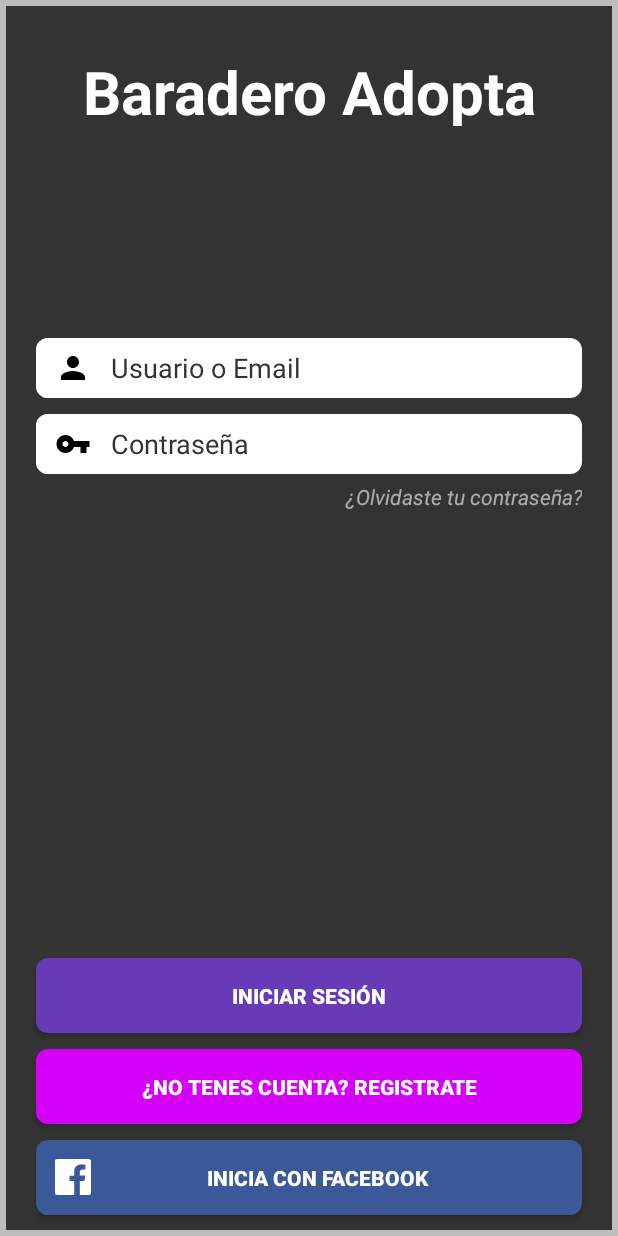
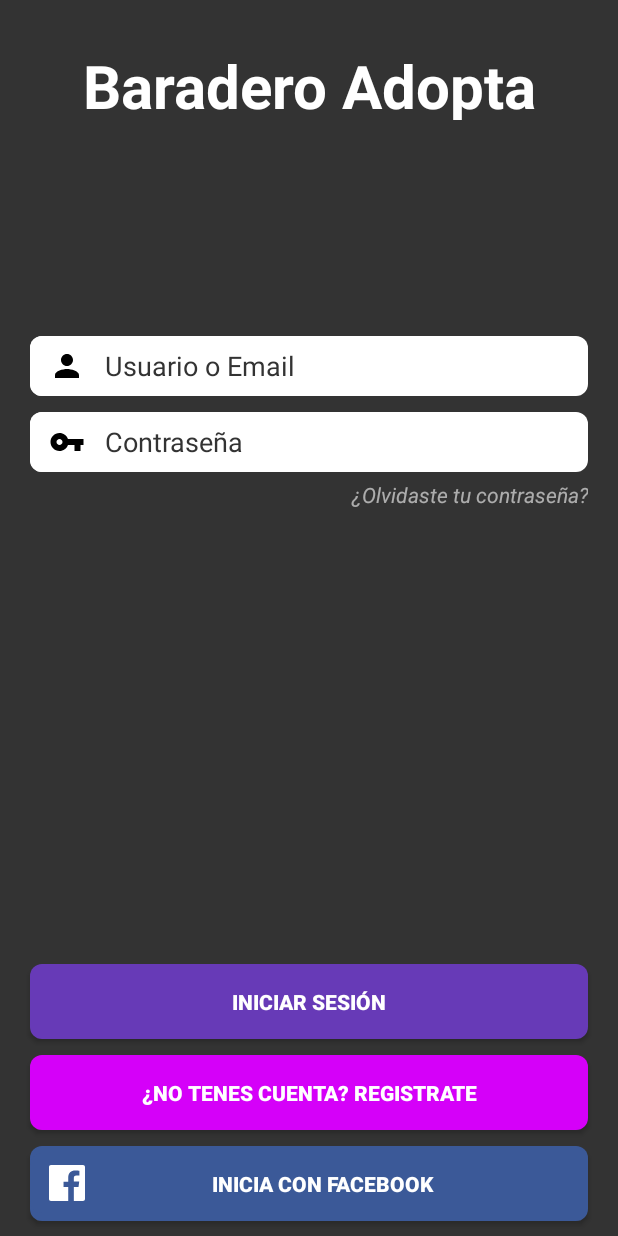
Before and after one commit to tumbichi/baradero-adopta, an Android app: the screen it shows after launch (LoginView), on a phone screen of 412 x 824 dp. Run offline under Robolectric (Android 15) with nearby library versions, the phone set to English and light mode, and no system bars; our stand-ins replace ButterKnife, Firebase (no records; nobody signed in at launch, a user with empty details on screens opened directly); libraries missing offline, so code that uses them is left out: com.facebook, com.facebook.login; plain views replace LoginButton; 1 statement that could not run was skipped.

Commit message:
Arreglos de bugs y correcciones de codigo

```diff
--- a/app/build.gradle
+++ b/app/build.gradle
@@ -6,8 +6,8 @@ android {
     compileSdkVersion 29
     defaultConfig {
         applicationId "com.pity.appperros1"
-        minSdkVersion 21
-        targetSdkVersion 28
+        minSdkVersion 19
+        targetSdkVersion 29
         versionCode 1
         versionName "1.0"
         testInstrumentationRunner "androidx.test.runner.AndroidJUnitRunner"
--- a/app/src/main/java/com/pity/appperros1/data/interactor/implementation/LoginIteractor.java
+++ b/app/src/main/java/com/pity/appperros1/data/interactor/implementation/LoginIteractor.java
@@ -114,7 +114,7 @@ public class LoginIteractor implements ILoginInteractor {
 
     @Override
     public boolean isUserLogged() {
-        return mRepository.currentFirebaseUser() != null && mRepository.getLoggedUser() != null;
+        return mRepository.currentFirebaseUser() != null;
     }
 
 }
--- a/app/src/main/java/com/pity/appperros1/data/repository/interfaces/IUserRepository.java
+++ b/app/src/main/java/com/pity/appperros1/data/repository/interfaces/IUserRepository.java
@@ -32,8 +32,9 @@ public interface IUserRepository {
         void onUserAttached(Usuario user);
     }
 
-
+    void setLoggedUser(Usuario user);
     Usuario getLoggedUser();
+    void getLoggedUser(CallbackQueryUser callbackQueryUser);
     void getServerToken(Context context, IInicioView view);
     void attachLoggedUser(String currentUserID, String token, CallbackAttachUser callbackAttachUser);
     void persistNewUserOnDatabase(Usuario newUser, CallbackUserUpdate callback);
--- a/app/src/main/java/com/pity/appperros1/ui/login/LoginPresenter.java
+++ b/app/src/main/java/com/pity/appperros1/ui/login/LoginPresenter.java
@@ -65,10 +65,8 @@ public class LoginPresenter extends BasePresenter<ILoginView> implements ILoginP
                     }
                 }
             });
-        }else{
-            mCallbackManager = CallbackManager.Factory.create();
         }
-
+        mCallbackManager = CallbackManager.Factory.create();
 
     }
 
@@ -110,7 +108,7 @@ public class LoginPresenter extends BasePresenter<ILoginView> implements ILoginP
             public void onFailed(String error) {
                 if (isViewAttached()){
                     mView.hideProgressBar();
-                    mView.showMessage(error);
+                    //mView.showMessage(error);
                 }
             }
         });
--- a/app/src/main/res/layout/activity_login.xml
+++ b/app/src/main/res/layout/activity_login.xml
@@ -5,8 +5,7 @@
     android:layout_width="match_parent"
     android:layout_height="match_parent"
     tools:context=".ui.login.LoginView"
-    android:background="@color/divider"
-    android:padding="4dp">
+    android:background="@color/divider">
 
 
 
@@ -50,6 +49,7 @@
                 android:drawableStart="@drawable/custom_start_edit_text_usuario"
                 android:hint="Usuario o Email"
                 android:textColorHint="@color/background"
+                android:textColor="@color/primary_text"
                 android:inputType="textEmailAddress"/>
 
             <EditText
@@ -65,7 +65,9 @@
                 android:drawableStart="@drawable/custom_start_edit_text_password"
                 android:hint="Contraseña"
                 android:textColorHint="@color/background"
-                android:inputType="textPassword"/>
+                android:inputType="textPassword"
+                android:textColor="@color/primary_text"
+                />
 
             <TextView
                 android:id="@+id/text_view_login_olvidaste_password"
@@ -176,11 +178,11 @@
 
                     android:background="@drawable/custom_buttom_facebook"
                     android:drawableStart="@drawable/custom_start_button_facebook"
-                    android:drawablePadding="64dp"
                     android:gravity="center|start"
 
                     android:text="Inicia con Facebook"
-
+                    android:textAlignment="center"
+                    android:paddingEnd="32dp"
                     android:textColor="@color/icons"
                     android:textStyle="bold" />
             </FrameLayout>
--- a/app/src/main/res/layout/fragment_agregar_perro.xml
+++ b/app/src/main/res/layout/fragment_agregar_perro.xml
@@ -60,7 +60,8 @@
                     android:id="@+id/edit_text_nombre_nuevo_perro"
                     android:layout_width="match_parent"
                     android:layout_height="48dp"
-                    android:hint="Nombre del Perro" />
+                    android:hint="Nombre del Perro"
+                    style="@style/EditTextStyle"/>
 
                 <EditText
                     android:id="@+id/edit_text_descripcion_nuevo_perro"
@@ -68,7 +69,7 @@
                     android:layout_height="128dp"
                     android:layout_marginTop="8dp"
                     android:hint="¿Informacion extra que desee dar del perro?"
-
+                    android:textColor="@color/primary_text"
                     android:textAlignment="textStart" />
             </LinearLayout>
 
--- a/app/src/main/res/values/styles.xml
+++ b/app/src/main/res/values/styles.xml
@@ -1,11 +1,17 @@
 <resources>
 
     <!-- Base application theme. -->
-    <style name="AppTheme" parent="Theme.AppCompat.DayNight.NoActionBar">
+    <style name="AppTheme" parent="Theme.AppCompat.Light.NoActionBar">
         <!-- Customize your theme here. -->
         <item name="colorPrimary">@color/accent</item>
         <item name="colorPrimaryDark">@color/primary_dark</item>
         <item name="colorAccent">@color/primary</item>
     </style>
+    <style name="EditTextStyle" parent="Base.Widget.AppCompat.EditText">
+        <item name="android:textColor">@color/primary_text</item>
+        <item name="android:textColorHighlight">@color/primary_text</item>
+        <item name="android:textColorLink">@color/primary_text</item>
+
+    </style>
 
 </resources>
```
Also changed, not shown: app/src/main/java/com/pity/appperros1/data/repository/implementacion/DogRepository.java (+12 -12 lines), app/src/main/java/com/pity/appperros1/data/repository/implementacion/UserRepository.java (+11 -1 lines), app/src/main/java/com/pity/appperros1/ui/fragment_solcitudes/adapters/SolicitudesListAdapter.java (+15 -1 lines), app/src/main/java/com/pity/appperros1/ui/profile/ProfilePresener.java (+48 -5 lines), app/src/main/res/layout/activity_adopcion.xml (+5 -2 lines).
